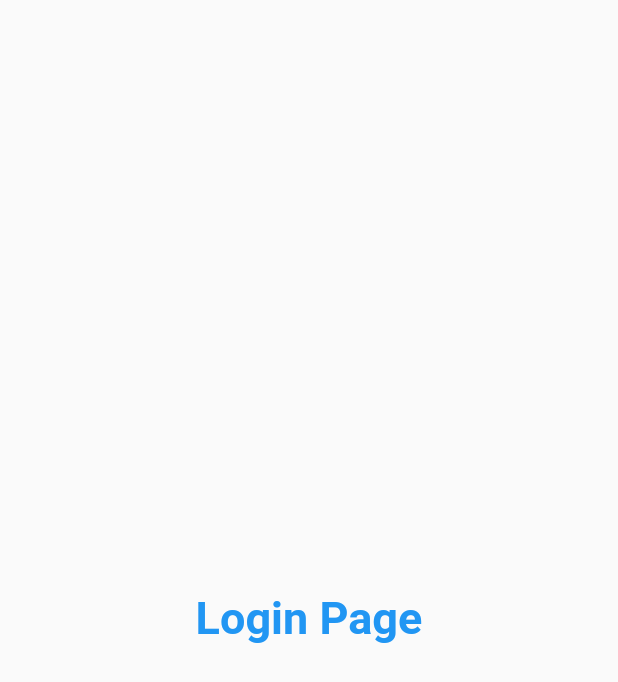
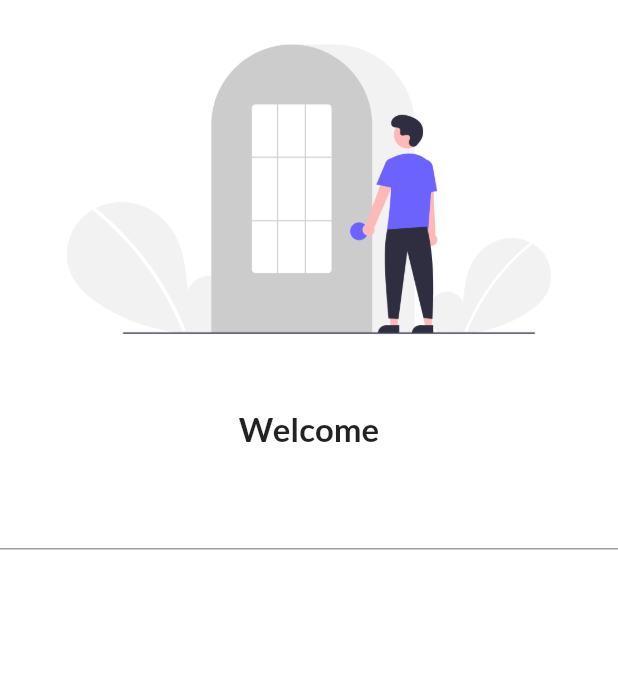
Before and after one commit to devNilu/FlutterP, a Flutter app: the screen it shows after launch, on a phone screen of 412 x 824 dp. Shown: the top 682 px of the screen. Run offline on Flutter 3.47's test engine with Material 2 defaults, Android fonts, the phone set to English and light mode, and no system bars; our stand-ins replace google_fonts.

Commit message:
Day3 completed

```diff
--- a/lib/main.dart
+++ b/lib/main.dart
@@ -1,6 +1,6 @@
 import 'package:flutter/material.dart';
 import 'package:flutter_catalog/pages/login_page.dart';
-
+import 'package:google_fonts/google_fonts.dart';
 import 'pages/home_page.dart';
 
 void main(){
@@ -14,7 +14,9 @@ class Myapp extends StatelessWidget {
   Widget build(BuildContext context) {
     return MaterialApp(
       themeMode: ThemeMode.light,
-      theme: ThemeData(primarySwatch: Colors.deepPurple),
+      theme: ThemeData(primarySwatch: Colors.deepPurple,
+      fontFamily: GoogleFonts.lato().fontFamily,
+      ),
       darkTheme: ThemeData(
         brightness: Brightness.dark,
       ),
--- a/lib/pages/login_page.dart
+++ b/lib/pages/login_page.dart
@@ -6,16 +6,29 @@ class LoginPage extends StatelessWidget {
   @override
   Widget build(BuildContext context) {
     return Material(
-      child: Center(
-        child: Text(
-          "Login Page",
-          style: TextStyle(
-            fontSize: 30,
-            color: Colors.blue,
+      color: Colors.white,
+      child:Column(
+        children: [
+          Image.asset("assets/images/login_image.png",
+            fit: BoxFit.cover,
+          ),
+          SizedBox(
+            height: 20.0,
+          ),
+          Text("Welcome",
+            style: TextStyle(
+            fontSize: 22,
             fontWeight: FontWeight.bold,
           ),
-        ),
-      ),
+          ),
+          SizedBox(
+            height: 20.0,
+          ),
+          TextFormField(
+
+          )
+        ],
+      )
     );
   }
 }
--- a/pubspec.yaml
+++ b/pubspec.yaml
@@ -47,6 +47,7 @@ dev_dependencies:
   # package. See that file for information about deactivating specific lint
   # rules and activating additional ones.
   flutter_lints: ^2.0.0
+  google_fonts: ^3.0.1
 
 # For information on the generic Dart part of this file, see the
 # following page: https://dart.dev/tools/pub/pubspec
@@ -60,8 +61,8 @@ flutter:
   uses-material-design: true
 
   # To add assets to your application, add an assets section, like this:
-  # assets:
-  #   - images/a_dot_burr.jpeg
+  assets:
+    - assets/images/
   #   - images/a_dot_ham.jpeg
 
   # An image asset can refer to one or more resolution-specific "variants", see
```
Also changed, not shown: assets/images/login_image.png (added), pubspec.lock.
